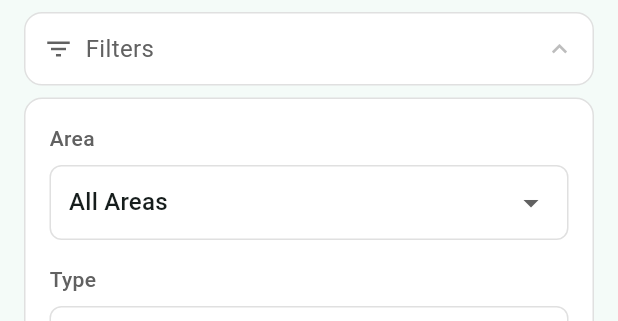
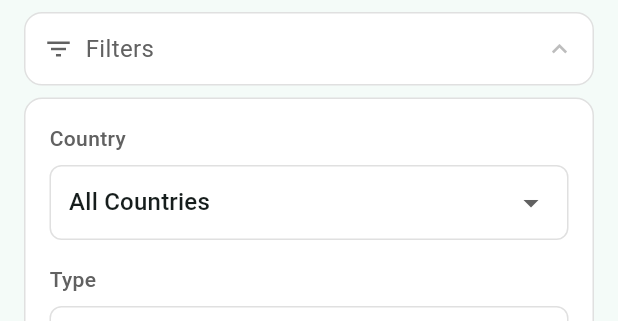
Before and after one commit to shuchenku/rockmate, a Flutter app: the FilterSection widget shown alone on an empty page, opened directly, after a tap on "Filters", on a phone screen of 412 x 824 dp. Shown: the top 321 px of the screen. Run offline on Flutter 3.47's test engine with Material 3 defaults, Android fonts, the phone set to English and light mode, and no system bars; our stand-ins replace beamer, flutter_bloc, freezed_annotation, get_it, hive, hive_flutter and 1 more; accounts and stored records are empty; network calls fail.

Commit message:
feat: implement hierarchical country→state location filters
- Data layer: added getUniqueCountries() and updated getUniqueStates(country)
- Bloc: tracks availableCountries and availableStates separately
- UI: Country dropdown first, then conditional State/Province dropdown appears
- States load dynamically when country is selected

```diff
--- a/lib/features/climbing_data/domain/state/route_search_state.dart
+++ b/lib/features/climbing_data/domain/state/route_search_state.dart
@@ -8,23 +8,27 @@ part 'route_search_state.freezed.dart';
 class RouteSearchState with _$RouteSearchState {
   const factory RouteSearchState.initial({
     @Default(RouteSearchFilters()) RouteSearchFilters filters,
-    @Default([]) List<String> availableAreas,
+    @Default([]) List<String> availableCountries,
+    @Default([]) List<String> availableStates,
   }) = RouteSearchStateInitial;
 
   const factory RouteSearchState.loading({
     required RouteSearchFilters filters,
-    @Default([]) List<String> availableAreas,
+    @Default([]) List<String> availableCountries,
+    @Default([]) List<String> availableStates,
   }) = RouteSearchStateLoading;
 
   const factory RouteSearchState.success({
     required RouteSearchFilters filters,
     required List<RouteEntity> routes,
-    @Default([]) List<String> availableAreas,
+    @Default([]) List<String> availableCountries,
+    @Default([]) List<String> availableStates,
   }) = RouteSearchStateSuccess;
 
   const factory RouteSearchState.error({
     required RouteSearchFilters filters,
     required String message,
-    @Default([]) List<String> availableAreas,
+    @Default([]) List<String> availableCountries,
+    @Default([]) List<String> availableStates,
   }) = RouteSearchStateError;
 }
--- a/lib/features/climbing_data/presentation/bloc/route_search_bloc.dart
+++ b/lib/features/climbing_data/presentation/bloc/route_search_bloc.dart
@@ -25,32 +25,40 @@ class RouteSearchBloc extends Bloc<RouteSearchEvent, RouteSearchState> {
   }
 
   void _loadAvailableAreas() {
+    // Defer emit to avoid "emit during construction" error
+    Future.microtask(() {
       try {
-      final states = _climbRepository.getUniqueStates();
+        final countries = _climbRepository.getUniqueCountries();
+        // Don't load states initially - they'll be loaded when a country is selected
         final newState = state.when(
-        initial: (filters, _) => RouteSearchState.initial(
+          initial: (filters, _, __) => RouteSearchState.initial(
             filters: filters,
-          availableAreas: states,
+            availableCountries: countries,
+            availableStates: [],
           ),
-        loading: (filters, _) => RouteSearchState.loading(
+          loading: (filters, _, __) => RouteSearchState.loading(
             filters: filters,
-          availableAreas: states,
+            availableCountries: countries,
+            availableStates: [],
           ),
-        success: (filters, routes, _) => RouteSearchState.success(
+          success: (filters, routes, _, __) => RouteSearchState.success(
             filters: filters,
             routes: routes,
-          availableAreas: states,
+            availableCountries: countries,
+            availableStates: [],
           ),
-        error: (filters, message, _) => RouteSearchState.error(
+          error: (filters, message, _, __ ) => RouteSearchState.error(
             filters: filters,
             message: message,
-          availableAreas: states,
+            availableCountries: countries,
+            availableStates: [],
           ),
         );
         emit(newState);
       } catch (e) {
         // Silently fail - areas will remain empty
       }
+    });
   }
 
   Future<void> _onQueryChanged(
@@ -62,7 +70,18 @@ class RouteSearchBloc extends Bloc<RouteSearchEvent, RouteSearchState> {
     if (event.query.trim().isEmpty) {
       emit(RouteSearchState.initial(
         filters: updatedFilters,
-        availableAreas: state.availableAreas,
+        availableCountries: state.when(
+          initial: (_, countries, __) => countries,
+          loading: (_, countries, __) => countries,
+          success: (_, __, countries, ___) => countries,
+          error: (_, __, countries, ___) => countries,
+        ),
+        availableStates: state.when(
+          initial: (_, __, states) => states,
+          loading: (_, __, states) => states,
+          success: (_, __, ___, states) => states,
+          error: (_, __, ___, states) => states,
+        ),
       ));
       return;
     }
@@ -76,11 +95,37 @@ class RouteSearchBloc extends Bloc<RouteSearchEvent, RouteSearchState> {
   ) async {
     final updatedFilters = state.filters.copyWith(locationFilter: event.locationFilter);
 
+    // Load states for the newly selected country
+    final List<String> newStates;
+    if (event.locationFilter.country != null) {
+      newStates = _climbRepository.getUniqueStates(country: event.locationFilter.country);
+    } else {
+      newStates = [];
+    }
+
     final newState = state.when(
-      initial: (_, areas) => RouteSearchState.initial(filters: updatedFilters, availableAreas: areas),
-      loading: (_, areas) => RouteSearchState.loading(filters: updatedFilters, availableAreas: areas),
-      success: (_, routes, areas) => RouteSearchState.success(filters: updatedFilters, routes: routes, availableAreas: areas),
-      error: (_, message, areas) => RouteSearchState.error(filters: updatedFilters, message: message, availableAreas: areas),
+      initial: (_, countries, __) => RouteSearchState.initial(
+        filters: updatedFilters,
+        availableCountries: countries,
+        availableStates: newStates,
+      ),
+      loading: (_, countries, __) => RouteSearchState.loading(
+        filters: updatedFilters,
+        availableCountries: countries,
+        availableStates: newStates,
+      ),
+      success: (_, routes, countries, __) => RouteSearchState.success(
+        filters: updatedFilters,
+        routes: routes,
+        availableCountries: countries,
+        availableStates: newStates,
+      ),
+      error: (_, message, countries, __) => RouteSearchState.error(
+        filters: updatedFilters,
+        message: message,
+        availableCountries: countries,
+        availableStates: newStates,
+      ),
     );
     emit(newState);
 
@@ -99,10 +144,10 @@ class RouteSearchBloc extends Bloc<RouteSearchEvent, RouteSearchState> {
     );
 
     final newState = state.when(
-      initial: (_, areas) => RouteSearchState.initial(filters: updatedFilters, availableAreas: areas),
-      loading: (_, areas) => RouteSearchState.loading(filters: updatedFilters, availableAreas: areas),
-      success: (_, routes, areas) => RouteSearchState.success(filters: updatedFilters, routes: routes, availableAreas: areas),
-      error: (_, message, areas) => RouteSearchState.error(filters: updatedFilters, message: message, availableAreas: areas),
+      initial: (_, countries, states) => RouteSearchState.initial(filters: updatedFilters, availableCountries: countries, availableStates: states),
+      loading: (_, countries, states) => RouteSearchState.loading(filters: updatedFilters, availableCountries: countries, availableStates: states),
+      success: (_, routes, countries, states) => RouteSearchState.success(filters: updatedFilters, routes: routes, availableCountries: countries, availableStates: states),
+      error: (_, message, countries, states) => RouteSearchState.error(filters: updatedFilters, message: message, availableCountries: countries, availableStates: states),
     );
     emit(newState);
 
@@ -118,10 +163,10 @@ class RouteSearchBloc extends Bloc<RouteSearchEvent, RouteSearchState> {
     final updatedFilters = state.filters.copyWith(types: event.types);
 
     final newState = state.when(
-      initial: (_, areas) => RouteSearchState.initial(filters: updatedFilters, availableAreas: areas),
-      loading: (_, areas) => RouteSearchState.loading(filters: updatedFilters, availableAreas: areas),
-      success: (_, routes, areas) => RouteSearchState.success(filters: updatedFilters, routes: routes, availableAreas: areas),
-      error: (_, message, areas) => RouteSearchState.error(filters: updatedFilters, message: message, availableAreas: areas),
+      initial: (_, countries, states) => RouteSearchState.initial(filters: updatedFilters, availableCountries: countries, availableStates: states),
+      loading: (_, countries, states) => RouteSearchState.loading(filters: updatedFilters, availableCountries: countries, availableStates: states),
+      success: (_, routes, countries, states) => RouteSearchState.success(filters: updatedFilters, routes: routes, availableCountries: countries, availableStates: states),
+      error: (_, message, countries, states) => RouteSearchState.error(filters: updatedFilters, message: message, availableCountries: countries, availableStates: states),
     );
     emit(newState);
 
@@ -142,7 +187,20 @@ class RouteSearchBloc extends Bloc<RouteSearchEvent, RouteSearchState> {
     RouteSearchEventFiltersCleared event,
     Emitter<RouteSearchState> emit,
   ) async {
-    emit(RouteSearchState.initial(availableAreas: state.availableAreas));
+    emit(RouteSearchState.initial(
+      availableCountries: state.when(
+        initial: (_, countries, __) => countries,
+        loading: (_, countries, __) => countries,
+        success: (_, __, countries, ___) => countries,
+        error: (_, __, countries, ___) => countries,
+      ),
+      availableStates: state.when(
+        initial: (_, __, states) => states,
+        loading: (_, __, states) => states,
+        success: (_, __, ___, states) => states,
+        error: (_, __, ___, states) => states,
+      ),
+    ));
   }
 
   /// Performs search using local climb repository
@@ -152,7 +210,18 @@ class RouteSearchBloc extends Bloc<RouteSearchEvent, RouteSearchState> {
   ) async {
     emit(RouteSearchState.loading(
       filters: filters,
-      availableAreas: state.availableAreas,
+      availableCountries: state.when(
+        initial: (_, countries, __) => countries,
+        loading: (_, countries, __) => countries,
+        success: (_, __, countries, ___) => countries,
+        error: (_, __, countries, ___) => countries,
+      ),
+      availableStates: state.when(
+        initial: (_, __, states) => states,
+        loading: (_, __, states) => states,
+        success: (_, __, ___, states) => states,
+        error: (_, __, ___, states) => states,
+      ),
     ));
 
     try {
@@ -185,13 +254,35 @@ class RouteSearchBloc extends Bloc<RouteSearchEvent, RouteSearchState> {
       emit(RouteSearchState.success(
         filters: filters,
         routes: routes,
-        availableAreas: state.availableAreas,
+        availableCountries: state.when(
+          initial: (_, countries, __) => countries,
+          loading: (_, countries, __) => countries,
+          success: (_, __, countries, ___) => countries,
+          error: (_, __, countries, ___) => countries,
+        ),
+        availableStates: state.when(
+          initial: (_, __, states) => states,
+          loading: (_, __, states) => states,
+          success: (_, __, ___, states) => states,
+          error: (_, __, ___, states) => states,
+        ),
       ));
     } catch (e) {
       emit(RouteSearchState.error(
         filters: filters,
         message: e.toString(),
-        availableAreas: state.availableAreas,
+        availableCountries: state.when(
+          initial: (_, countries, __) => countries,
+          loading: (_, countries, __) => countries,
+          success: (_, __, countries, ___) => countries,
+          error: (_, __, countries, ___) => countries,
+        ),
+        availableStates: state.when(
+          initial: (_, __, states) => states,
+          loading: (_, __, states) => states,
+          success: (_, __, ___, states) => states,
+          error: (_, __, ___, states) => states,
+        ),
       ));
     }
   }
--- a/lib/features/climbing_data/presentation/widgets/filter_section.dart
+++ b/lib/features/climbing_data/presentation/widgets/filter_section.dart
@@ -78,9 +78,9 @@ class _FilterSectionState extends State<FilterSection> {
               child: Column(
                 crossAxisAlignment: CrossAxisAlignment.start,
                 children: [
-                  // Area Filter
+                  // Country Filter
                   Text(
-                    'Area',
+                    'Country',
                     style: TextStyle(
                       fontSize: 14,
                       color: Colors.grey.shade700,
@@ -90,9 +90,15 @@ class _FilterSectionState extends State<FilterSection> {
                   const SizedBox(height: 8),
                   BlocBuilder<RouteSearchBloc, RouteSearchState>(
                     builder: (context, state) {
-                      // Ensure selected area is valid, or reset to 'all'
-                      final areas = state.availableAreas;
-                      if (_selectedArea != 'all' && !areas.contains(_selectedArea)) {
+                      final countries = state.when(
+                        initial: (_, countries, __) => countries,
+                        loading: (_, countries, __) => countries,
+                        success: (_, __, countries, ___) => countries,
+                        error: (_, __, countries, ___) => countries,
+                      );
+
+                      // Ensure selected country is valid
+                      if (_selectedArea != 'all' && !countries.contains(_selectedArea)) {
                         _selectedArea = 'all';
                       }
 
@@ -107,20 +113,21 @@ class _FilterSectionState extends State<FilterSection> {
                           isExpanded: true,
                           underline: const SizedBox(),
                           items: [
-                            const DropdownMenuItem(value: 'all', child: Text('All Areas')),
-                            ...areas.map((area) => DropdownMenuItem(
-                              value: area,
-                              child: Text(area),
+                            const DropdownMenuItem(value: 'all', child: Text('All Countries')),
+                            ...countries.map((country) => DropdownMenuItem(
+                              value: country,
+                              child: Text(country),
                             )),
                           ],
                           onChanged: (value) {
                             setState(() {
                               _selectedArea = value ?? 'all';
+                              _selectedType = 'all'; // Reset state when country changes
                             });
 
                             final filter = value == 'all'
                                 ? const LocationFilter()
-                                : LocationFilter(location: value);
+                                : LocationFilter(country: value);
 
                             context.read<RouteSearchBloc>().add(
                                   RouteSearchEventLocationFilterChanged(filter),
@@ -132,7 +139,72 @@ class _FilterSectionState extends State<FilterSection> {
                   ),
                   const SizedBox(height: 16),
 
-                  // Type Filter
+                  // State/Province Filter (conditional)
+                  BlocBuilder<RouteSearchBloc, RouteSearchState>(
+                    builder: (context, state) {
+                      final states = state.when(
+                        initial: (_, __, states) => states,
+                        loading: (_, __, states) => states,
+                        success: (_, __, ___, states) => states,
+                        error: (_, __, ___, states) => states,
+                      );
+
+                      // Only show if a country is selected and states are available
+                      if (_selectedArea == 'all' || states.isEmpty) {
+                        return const SizedBox.shrink();
+                      }
+
+                      return Column(
+                        crossAxisAlignment: CrossAxisAlignment.start,
+                        children: [
+                          Text(
+                            'State/Province',
+                            style: TextStyle(
+                              fontSize: 14,
+                              color: Colors.grey.shade700,
+                              fontWeight: FontWeight.w500,
+                            ),
+                          ),
+                          const SizedBox(height: 8),
+                          Container(
+                            padding: const EdgeInsets.symmetric(horizontal: 12),
+                            decoration: BoxDecoration(
+                              border: Border.all(color: Colors.grey.shade300),
+                              borderRadius: BorderRadius.circular(8),
+                            ),
+                            child: DropdownButton<String>(
+                              value: _selectedType,
+                              isExpanded: true,
+                              underline: const SizedBox(),
+                              items: [
+                                const DropdownMenuItem(value: 'all', child: Text('All States/Provinces')),
+                                ...states.map((stateName) => DropdownMenuItem(
+                                  value: stateName,
+                                  child: Text(stateName),
+                                )),
+                              ],
+                              onChanged: (value) {
+                                setState(() {
+                                  _selectedType = value ?? 'all';
+                                });
+
+                                final filter = value == 'all'
+                                    ? LocationFilter(country: _selectedArea)
+                                    : LocationFilter(country: _selectedArea, region: value);
+
+                                context.read<RouteSearchBloc>().add(
+                                      RouteSearchEventLocationFilterChanged(filter),
+                                    );
+                              },
+                            ),
+                          ),
+                          const SizedBox(height: 16),
+                        ],
+                      );
+                    },
+                  ),
+
+                  // Climb Type Filter
                   Text(
                     'Type',
                     style: TextStyle(
--- a/packages/climb_data/lib/src/climb_local_data_source.dart
+++ b/packages/climb_data/lib/src/climb_local_data_source.dart
@@ -89,16 +89,38 @@ class ClimbLocalDataSource {
     return results;
   }
 
-  /// Get unique states from all climbs
-  List<String> getUniqueStates() {
+  /// Get unique countries from all climbs
+  List<String> getUniqueCountries() {
+    if (_box == null || !_box!.isOpen) {
+      return [];
+    }
+
+    final countries = <String>{};
+    for (final climb in _box!.values) {
+      // pathTokens: [Country, State/Province, Region, Area, Crag]
+      // We want index 0 (Country)
+      if (climb.pathTokens.isNotEmpty) {
+        countries.add(climb.pathTokens[0]);
+      }
+    }
+    return countries.toList()..sort();
+  }
+
+  /// Get unique states/provinces from all climbs, optionally filtered by country
+  List<String> getUniqueStates({String? country}) {
     if (_box == null || !_box!.isOpen) {
       return [];
     }
 
     final states = <String>{};
     for (final climb in _box!.values) {
-      if (climb.pathTokens.isNotEmpty) {
-        states.add(climb.pathTokens.first);
+      // pathTokens: [Country, State/Province, Region, Area, Crag]
+      // We want index 1 (State/Province)
+      if (climb.pathTokens.length >= 2) {
+        // If country filter is provided, only include states from that country
+        if (country == null || climb.pathTokens[0] == country) {
+          states.add(climb.pathTokens[1]);
+        }
       }
     }
     return states.toList()..sort();
@@ -112,10 +134,11 @@ class ClimbLocalDataSource {
 
     final regions = <String>{};
     for (final climb in _box!.values) {
-      if (climb.pathTokens.isNotEmpty &&
-          climb.pathTokens.first == state &&
-          climb.pathTokens.length >= 2) {
-        regions.add(climb.pathTokens[1]);
+      // pathTokens: [Country, State/Province, Region, Area, Crag]
+      // Match state at index 1, return region at index 2
+      if (climb.pathTokens.length >= 3 &&
+          climb.pathTokens[1] == state) {
+        regions.add(climb.pathTokens[2]);
       }
     }
     return regions.toList()..sort();
--- a/packages/climb_data/lib/src/climb_repository.dart
+++ b/packages/climb_data/lib/src/climb_repository.dart
@@ -31,9 +31,14 @@ class ClimbRepository {
     return await _dataSource.getClimbByUuid(uuid);
   }
 
-  /// Get unique states for filter dropdowns
-  List<String> getUniqueStates() {
-    return _dataSource.getUniqueStates();
+  /// Get unique countries for filter dropdowns
+  List<String> getUniqueCountries() {
+    return _dataSource.getUniqueCountries();
+  }
+
+  /// Get unique states for filter dropdowns, optionally filtered by country
+  List<String> getUniqueStates({String? country}) {
+    return _dataSource.getUniqueStates(country: country);
   }
 
   /// Get unique regions for a given state
```
Also changed, not shown: lib/features/climbing_data/domain/state/route_search_state.freezed.dart. Lines whose indentation alone changed are shown as unchanged.
